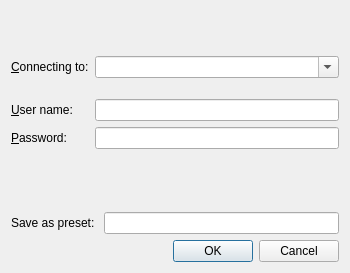
This is lib/nicos/clients/gui/auth.ui in mlz-ictrl/nicos as Qt 5 draws it before an edit. The edited form follows.
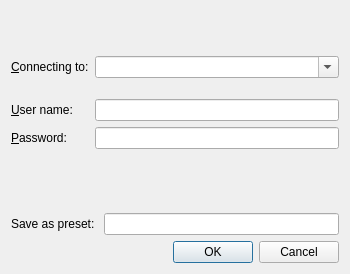
This is the edited form. Icons and pictures are not drawn.

Commit message: gui: update nicos logo

The edit to the form file:
```diff
--- a/lib/nicos/clients/gui/auth.ui
+++ b/lib/nicos/clients/gui/auth.ui
@@ -7,7 +7,7 @@
     <x>0</x>
     <y>0</y>
     <width>350</width>
-    <height>273</height>
+    <height>274</height>
    </rect>
   </property>
   <property name="windowTitle">
```
Left out of the diff: 2 changed lines with no effect on the pictures. The commit also changes 3 other files.
